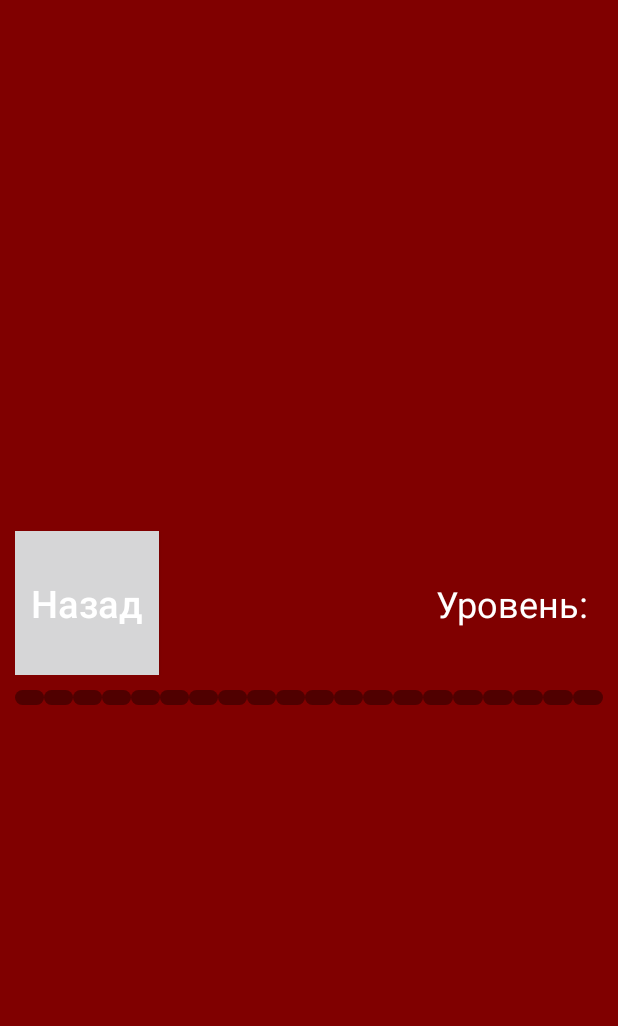
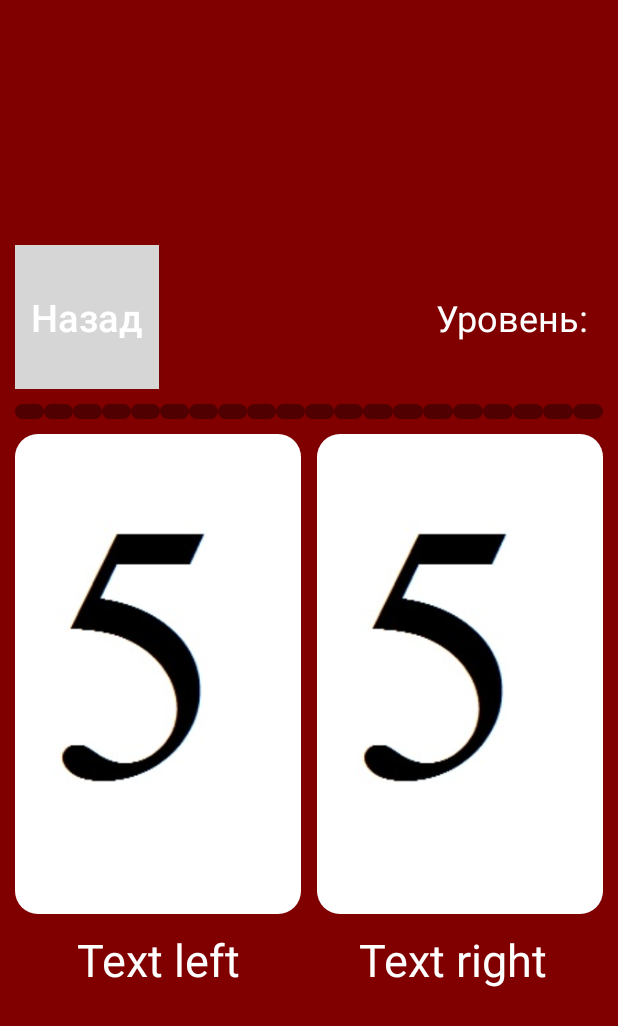
Before and after one commit to bogatovnikita/Quiz, an Android app: the Level1 screen opened directly, with no data from a screen before it, on a phone screen of 412 x 824 dp. Shown: the top 1026 px of the screen. Run offline under Robolectric (Android 15) with nearby library versions, the phone set to English and light mode, and no system bars.

Commit message:
add two image for level1

```diff
--- a/app/src/main/java/com/bogatovnikita/quiz/Level1.java
+++ b/app/src/main/java/com/bogatovnikita/quiz/Level1.java
@@ -5,6 +5,7 @@ import androidx.appcompat.app.AppCompatActivity;
 import android.os.Bundle;
 import android.view.Window;
 import android.view.WindowManager;
+import android.widget.ImageView;
 
 public class Level1 extends AppCompatActivity {
 
@@ -13,6 +14,12 @@ public class Level1 extends AppCompatActivity {
         super.onCreate(savedInstanceState);
         setContentView(R.layout.universal);
 
+        final ImageView imgLeft = findViewById(R.id.img_left);
+        imgLeft.setClipToOutline(true);
+
+        final ImageView imgRight = findViewById(R.id.img_right);
+        imgRight.setClipToOutline(true);
+
         Window window = getWindow();
         window.setFlags(WindowManager.LayoutParams.FLAG_FULLSCREEN, WindowManager.LayoutParams.FLAG_FULLSCREEN);
     }
--- /dev/null
+++ b/app/src/main/res/drawable/style_img_universal.xml
@@ -0,0 +1,4 @@
+<?xml version="1.0" encoding="utf-8"?>
+<shape xmlns:android="http://schemas.android.com/apk/res/android">
+<corners android:radius="15dp"/>
+</shape>
--- a/app/src/main/res/layout/universal.xml
+++ b/app/src/main/res/layout/universal.xml
@@ -70,114 +70,133 @@
                     android:layout_height="10dp"
                     android:layout_weight="1"
                     android:background="@drawable/style_points" />
+
                 <TextView
                     android:id="@+id/point2"
                     android:layout_width="wrap_content"
                     android:layout_height="10dp"
                     android:layout_weight="1"
                     android:background="@drawable/style_points" />
+
                 <TextView
                     android:id="@+id/point3"
                     android:layout_width="wrap_content"
                     android:layout_height="10dp"
                     android:layout_weight="1"
                     android:background="@drawable/style_points" />
+
                 <TextView
                     android:id="@+id/point4"
                     android:layout_width="wrap_content"
                     android:layout_height="10dp"
                     android:layout_weight="1"
                     android:background="@drawable/style_points" />
+
                 <TextView
                     android:id="@+id/point5"
                     android:layout_width="wrap_content"
                     android:layout_height="10dp"
                     android:layout_weight="1"
                     android:background="@drawable/style_points" />
+
                 <TextView
                     android:id="@+id/point6"
                     android:layout_width="wrap_content"
                     android:layout_height="10dp"
                     android:layout_weight="1"
                     android:background="@drawable/style_points" />
+
                 <TextView
                     android:id="@+id/point7"
                     android:layout_width="wrap_content"
                     android:layout_height="10dp"
                     android:layout_weight="1"
                     android:background="@drawable/style_points" />
+
                 <TextView
                     android:id="@+id/point8"
                     android:layout_width="wrap_content"
                     android:layout_height="10dp"
                     android:layout_weight="1"
                     android:background="@drawable/style_points" />
+
                 <TextView
                     android:id="@+id/point9"
                     android:layout_width="wrap_content"
                     android:layout_height="10dp"
                     android:layout_weight="1"
                     android:background="@drawable/style_points" />
+
                 <TextView
                     android:id="@+id/point10"
                     android:layout_width="wrap_content"
                     android:layout_height="10dp"
                     android:layout_weight="1"
                     android:background="@drawable/style_points" />
+
                 <TextView
                     android:id="@+id/point11"
                     android:layout_width="wrap_content"
                     android:layout_height="10dp"
                     android:layout_weight="1"
                     android:background="@drawable/style_points" />
+
                 <TextView
                     android:id="@+id/point12"
                     android:layout_width="wrap_content"
                     android:layout_height="10dp"
                     android:layout_weight="1"
                     android:background="@drawable/style_points" />
+
                 <TextView
                     android:id="@+id/point13"
                     android:layout_width="wrap_content"
                     android:layout_height="10dp"
                     android:layout_weight="1"
                     android:background="@drawable/style_points" />
+
                 <TextView
                     android:id="@+id/point14"
                     android:layout_width="wrap_content"
                     android:layout_height="10dp"
                     android:layout_weight="1"
                     android:background="@drawable/style_points" />
+
                 <TextView
                     android:id="@+id/point15"
                     android:layout_width="wrap_content"
                     android:layout_height="10dp"
                     android:layout_weight="1"
                     android:background="@drawable/style_points" />
+
                 <TextView
                     android:id="@+id/point16"
                     android:layout_width="wrap_content"
                     android:layout_height="10dp"
                     android:layout_weight="1"
                     android:background="@drawable/style_points" />
+
                 <TextView
                     android:id="@+id/point17"
                     android:layout_width="wrap_content"
                     android:layout_height="10dp"
                     android:layout_weight="1"
                     android:background="@drawable/style_points" />
+
                 <TextView
                     android:id="@+id/point18"
                     android:layout_width="wrap_content"
                     android:layout_height="10dp"
                     android:layout_weight="1"
                     android:background="@drawable/style_points" />
+
                 <TextView
                     android:id="@+id/point19"
                     android:layout_width="wrap_content"
                     android:layout_height="10dp"
                     android:layout_weight="1"
                     android:background="@drawable/style_points" />
+
                 <TextView
                     android:id="@+id/point20"
                     android:layout_width="wrap_content"
@@ -186,6 +205,65 @@
                     android:background="@drawable/style_points" />
 
             </LinearLayout>
+
+            <LinearLayout
+                android:id="@+id/line3"
+                android:layout_width="match_parent"
+                android:layout_height="match_parent"
+                android:layout_marginTop="10dp"
+                android:orientation="horizontal">
+
+                <ImageView
+                    android:id="@+id/img_left"
+                    android:layout_width="match_parent"
+                    android:layout_height="320dp"
+                    android:layout_marginRight="5dp"
+                    android:layout_weight="1"
+                    android:background="@drawable/style_img_universal"
+                    android:scaleType="centerCrop"
+                    android:src="@drawable/imp_test" />
+
+                <ImageView
+                    android:id="@+id/img_right"
+                    android:layout_width="match_parent"
+                    android:layout_height="320dp"
+                    android:layout_marginLeft="5dp"
+                    android:layout_weight="1"
+                    android:background="@drawable/style_img_universal"
+                    android:scaleType="centerCrop"
+                    android:src="@drawable/imp_test" />
+            </LinearLayout>
+
+            <LinearLayout
+                android:id="@+id/line4"
+                android:layout_width="match_parent"
+                android:layout_height="match_parent"
+                android:layout_marginTop="10dp"
+                android:orientation="horizontal">
+
+                <TextView
+                    android:id="@+id/text_left"
+                    android:layout_width="match_parent"
+                    android:layout_height="wrap_content"
+                    android:layout_marginRight="5dp"
+                    android:layout_weight="1"
+                    android:gravity="center"
+                    android:text="Text left"
+                    android:textColor="@color/white"
+                    android:textSize="30sp" />
+
+                <TextView
+                    android:id="@+id/text_right"
+                    android:layout_width="match_parent"
+                    android:layout_height="wrap_content"
+                    android:layout_marginRight="5dp"
+                    android:layout_weight="1"
+                    android:gravity="center"
+                    android:text="Text right"
+                    android:textColor="@color/white"
+                    android:textSize="30sp" />
+
+            </LinearLayout>
         </LinearLayout>
     </LinearLayout>
 </RelativeLayout>
```
Also changed, not shown: app/src/main/res/drawable/imp_test.jpg (added).
